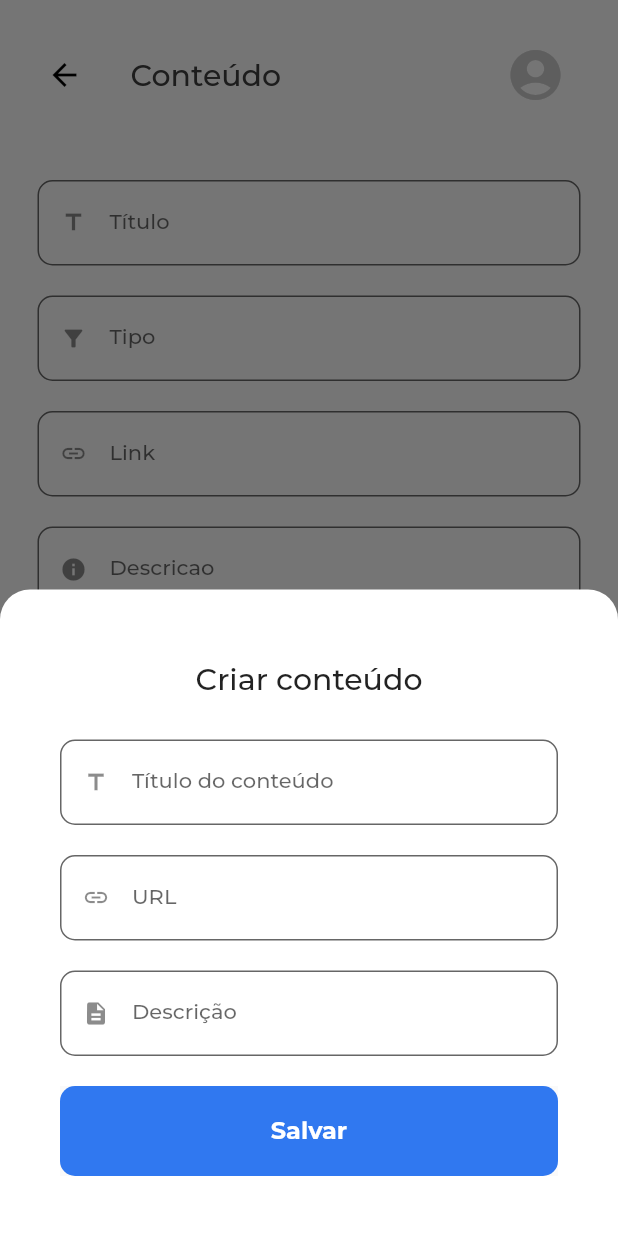
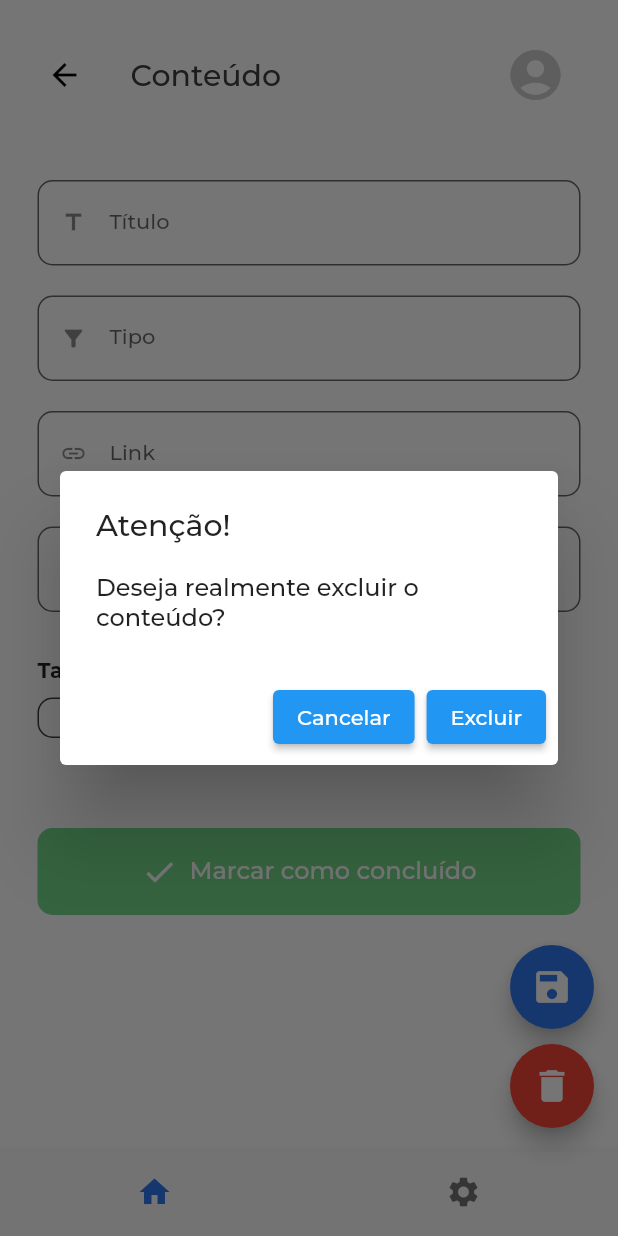
Before and after one commit to lulugonn/see_later_app, a Flutter app: the EditContent screen opened directly with empty values, after a tap on the "delete" icon, on a phone screen of 412 x 824 dp. Run offline on Flutter 3.47's test engine with Material 2 defaults, Android fonts, the phone set to English and light mode, and no system bars; our stand-ins replace dio, flutter_secure_storage, flutter_svg; accounts and stored records are empty; project files that could hold a hidden picture were left out.

Commit message:
feat(content): add delete

```diff
--- a/lib/screens/edit_content/edit_content.dart
+++ b/lib/screens/edit_content/edit_content.dart
@@ -47,18 +47,8 @@ class _EditContentState extends State<EditContent> {
               backgroundColor: Colors.red,
               tooltip: 'Excluir conteúdo',
               onPressed: () {
-                showModalBottomSheet(
-                  context: context,
-                  builder: (builder) {
-                    return const ContentForm();
-                  },
-                  isScrollControlled: true,
-                  backgroundColor: Colors.white,
-                  shape: const RoundedRectangleBorder(
-                    borderRadius:
-                        BorderRadius.vertical(top: Radius.circular(20)),
-                  ),
-                );
+                 Future.delayed(Duration.zero,
+                            () => _deleteContent(widget.content.id!));
               },
               child: const Icon(Icons.delete, color: Colors.white, size: 28),
             ),
@@ -229,4 +219,51 @@ class _EditContentState extends State<EditContent> {
       AlertDialogService().showAlertDefault(context, 'Atenção!', e.toString());
     }
   }
+
+  void showAlertConfirm(BuildContext context, title, content, id) {
+    showDialog(
+      context: context,
+      builder: (BuildContext context) {
+        // retorna um objeto do tipo Dialog
+        return AlertDialog(
+          title: Text(title ?? 'Atenção!'),
+          content: Text(content ?? 'Ocorreu um erro insperado.'),
+          actions: <Widget>[
+            // define os botões na base do dialogo
+            ElevatedButton(
+              child: const Text("Cancelar"),
+              onPressed: () {
+                Navigator.of(context).pop();
+              },
+            ),
+            ElevatedButton(
+              child: const Text("Excluir"),
+              onPressed: () async {
+                try {
+                  AlertDialogService().showLoader(context);
+                  await APIService().deleteContent(id);
+                  AlertDialogService().closeLoader(context);
+                  Navigator.of(context)
+                      .push(MaterialPageRoute(builder: (context) {
+                    return const Home();
+                  }));
+                  AlertDialogService().showAlertDefault(
+                      context, 'Sucesso!', 'Conteúdo deletado!');
+                } catch (e) {
+                  AlertDialogService().closeLoader(context);
+                  AlertDialogService()
+                      .showAlertDefault(context, 'Atenção!', e.toString());
+                }
+              },
+            ),
+          ],
+        );
+      },
+    );
+  }
+
+  void _deleteContent(int id) async {
+    showAlertConfirm(
+        context, 'Atenção!', 'Deseja realmente excluir o conteúdo?', id);
+  }
 }
```
Also changed, not shown: 3 other files.
